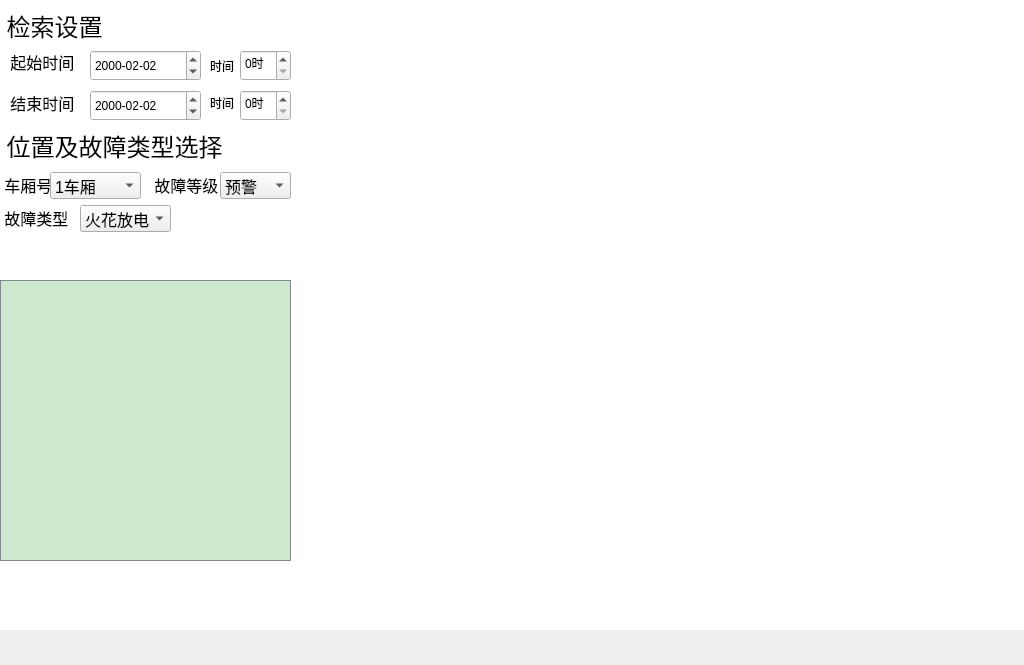
This is inteanalywidget.ui in 1157889734/ARM-MyApplication as Qt 5 draws it before an edit. The edited form follows.
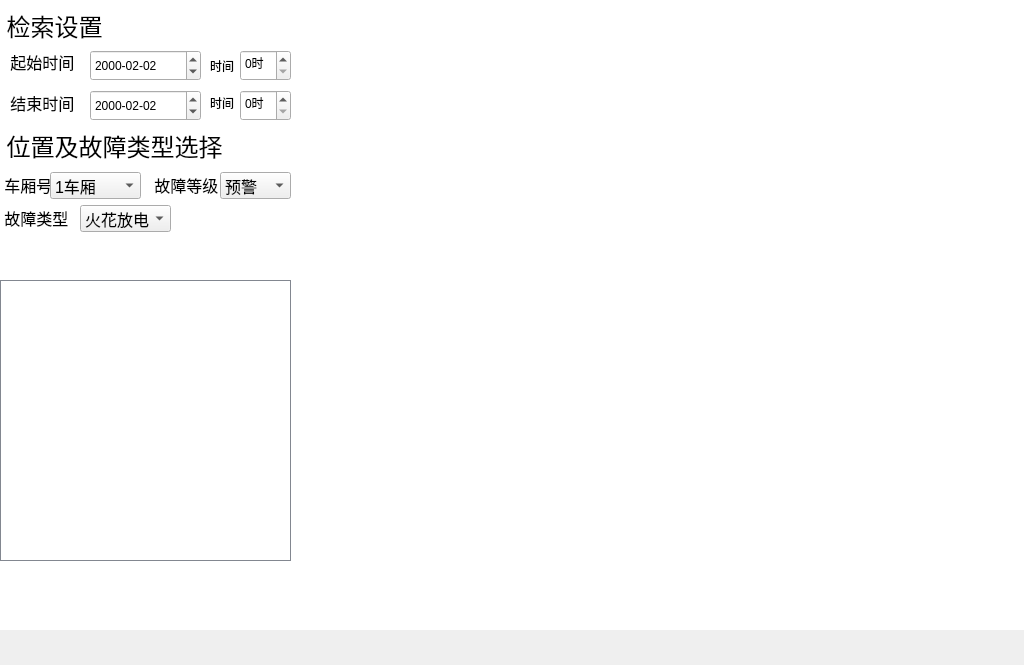
This is the edited form. Icons and pictures are not drawn.

The edit to the form file:
```diff
--- a/inteanalywidget.ui
+++ b/inteanalywidget.ui
@@ -421,8 +421,8 @@
    </property>
    <property name="styleSheet">
     <string notr="true">border-style: none;
-background-color: rgb(204, 232, 207);
-gridline-color: rgb(255, 255, 255);
+background-color: rgb(255,255,255);
+gridline-color: rgb(130, 135, 144);
 border-color: rgb(130, 135, 144);
 border-width: 1px;border-style: solid;</string>
    </property>
```
